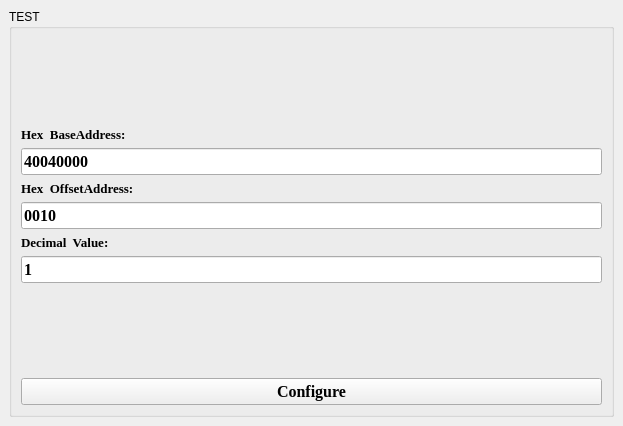
This is Link_tab/test_tab.ui in HuJingwen1211/MCISP as Qt 5 draws it before an edit. The edited form follows.
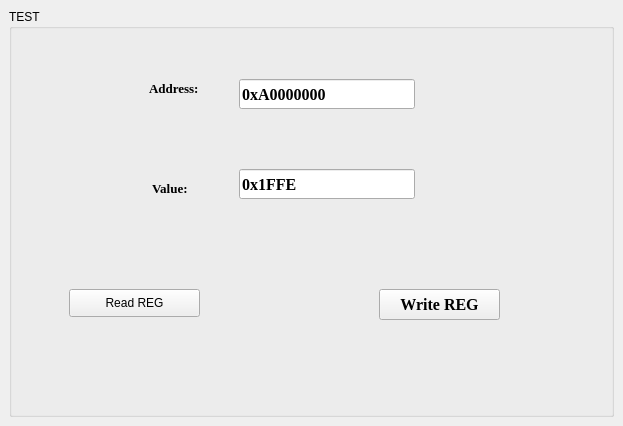
This is the edited form.

```diff
--- a/Link_tab/test_tab.ui
+++ b/Link_tab/test_tab.ui
@@ -20,139 +20,119 @@
       <property name="title">
        <string>TEST</string>
       </property>
-      <layout class="QVBoxLayout" name="verticalLayout">
-       <item>
-        <spacer name="verticalSpacer">
-         <property name="orientation">
-          <enum>Qt::Vertical</enum>
-         </property>
-         <property name="sizeHint" stdset="0">
-          <size>
-           <width>20</width>
-           <height>56</height>
-          </size>
-         </property>
-        </spacer>
-       </item>
-       <item>
         <widget class="QLabel" name="label">
+       <property name="geometry">
+        <rect>
+         <x>140</x>
+         <y>70</y>
+         <width>81</width>
+         <height>19</height>
+        </rect>
+       </property>
          <property name="font">
           <font>
            <family>Times New Roman</family>
            <pointsize>10</pointsize>
-           <weight>75</weight>
            <bold>true</bold>
           </font>
          </property>
          <property name="text">
-          <string>Hex  BaseAddress:</string>
-         </property>
-        </widget>
-       </item>
-       <item>
-        <widget class="QLineEdit" name="baseaddr">
-         <property name="font">
-          <font>
-           <family>Times New Roman</family>
-           <pointsize>12</pointsize>
-           <weight>75</weight>
-           <bold>true</bold>
-          </font>
-         </property>
-         <property name="text">
-          <string>40040000</string>
-         </property>
-        </widget>
-       </item>
-       <item>
-        <widget class="QLabel" name="label_2">
+        <string>Address:</string>
+       </property>
+      </widget>
+      <widget class="QLineEdit" name="Addr">
+       <property name="geometry">
+        <rect>
+         <x>230</x>
+         <y>70</y>
+         <width>176</width>
+         <height>30</height>
+        </rect>
+       </property>
          <property name="font">
           <font>
            <family>Times New Roman</family>
-           <pointsize>10</pointsize>
-           <weight>75</weight>
-           <bold>true</bold>
-          </font>
-         </property>
-         <property name="text">
-          <string>Hex  OffsetAddress:</string>
-         </property>
-        </widget>
-       </item>
-       <item>
-        <widget class="QLineEdit" name="offsetaddr">
-         <property name="font">
-          <font>
-           <family>Times New Roman</family>
            <pointsize>12</pointsize>
-           <weight>75</weight>
            <bold>true</bold>
           </font>
          </property>
          <property name="text">
-          <string>0010</string>
-         </property>
-        </widget>
-       </item>
-       <item>
+        <string>0xA0000000</string>
+       </property>
+      </widget>
         <widget class="QLabel" name="label_3">
+       <property name="geometry">
+        <rect>
+         <x>140</x>
+         <y>170</y>
+         <width>71</width>
+         <height>19</height>
+        </rect>
+       </property>
          <property name="font">
           <font>
            <family>Times New Roman</family>
            <pointsize>10</pointsize>
-           <weight>75</weight>
            <bold>true</bold>
           </font>
          </property>
          <property name="text">
-          <string>Decimal  Value:</string>
-         </property>
-        </widget>
-       </item>
-       <item>
-        <widget class="QLineEdit" name="paramvalue">
+        <string> Value:</string>
+       </property>
+      </widget>
+      <widget class="QLineEdit" name="Value">
+       <property name="geometry">
+        <rect>
+         <x>230</x>
+         <y>160</y>
+         <width>176</width>
+         <height>30</height>
+        </rect>
+       </property>
          <property name="font">
           <font>
            <family>Times New Roman</family>
            <pointsize>12</pointsize>
-           <weight>75</weight>
            <bold>true</bold>
           </font>
          </property>
          <property name="text">
-          <string>1</string>
-         </property>
-        </widget>
-       </item>
-       <item>
-        <spacer name="verticalSpacer_2">
-         <property name="orientation">
-          <enum>Qt::Vertical</enum>
-         </property>
-         <property name="sizeHint" stdset="0">
-          <size>
-           <width>20</width>
-           <height>56</height>
-          </size>
-         </property>
-        </spacer>
-       </item>
-       <item>
-        <widget class="QPushButton" name="config_btn">
+        <string>0x1FFE</string>
+       </property>
+      </widget>
+      <widget class="QPushButton" name="test_write_btn">
+       <property name="geometry">
+        <rect>
+         <x>370</x>
+         <y>280</y>
+         <width>121</width>
+         <height>31</height>
+        </rect>
+       </property>
          <property name="font">
           <font>
            <family>Times New Roman</family>
            <pointsize>12</pointsize>
-           <weight>75</weight>
            <bold>true</bold>
           </font>
          </property>
          <property name="text">
-          <string>Configure</string>
-         </property>
-        </widget>
-       </item>
-      </layout>
+        <string>Write REG</string>
+       </property>
+      </widget>
+      <widget class="QPushButton" name="test_read_btn">
+       <property name="geometry">
+        <rect>
+         <x>60</x>
+         <y>280</y>
+         <width>131</width>
+         <height>28</height>
+        </rect>
+       </property>
+       <property name="text">
+        <string>Read REG</string>
+       </property>
+      </widget>
      </widget>
     </item>
    </layout>
```
Lines whose indentation alone changed are shown as unchanged.
